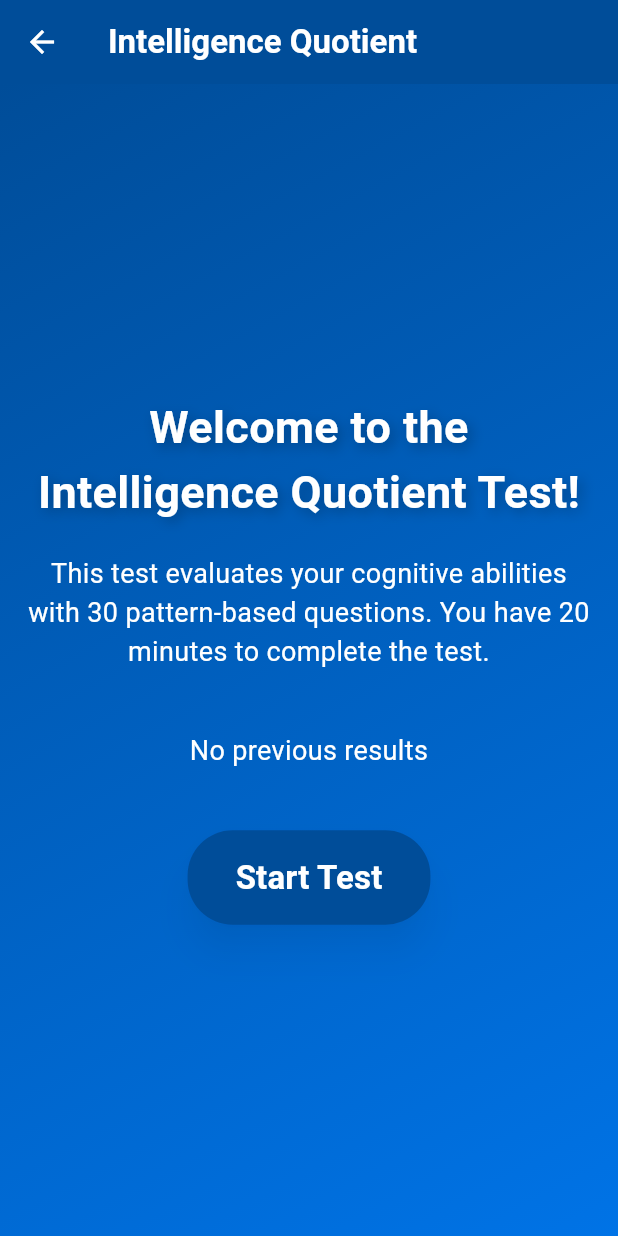
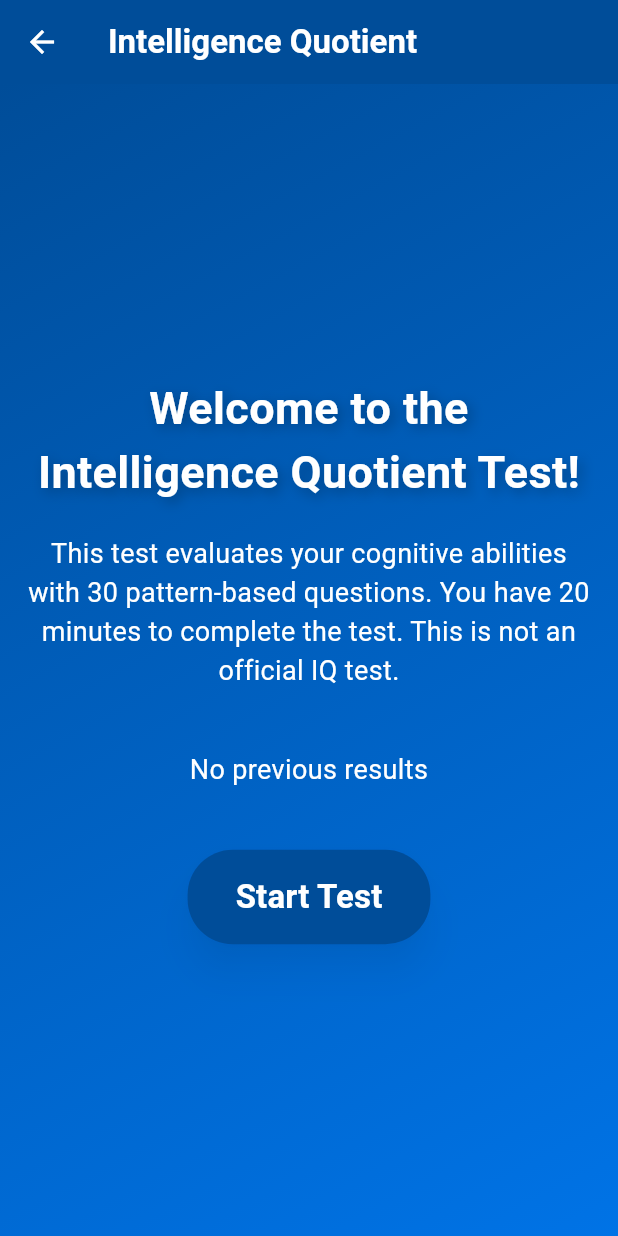
Before and after one commit to PrintN/Human-Benchmark, a Flutter app: the IntelligenceQuotientScreen screen opened directly, on a phone screen of 412 x 824 dp. Run offline on Flutter 3.47's test engine with Material 3 defaults, Android fonts, the phone set to English and light mode, and no system bars; our stand-ins replace fl_chart, flutter_tts, just_audio, share_plus, shared_preferences; accounts and stored records are empty; Roboto replaces fonts that are missing (RobotoMono); project files that could hold a hidden picture were left out.

Commit message:
Added disclaimer

```diff
--- a/lib/intelligence_quotient.dart
+++ b/lib/intelligence_quotient.dart
@@ -237,7 +237,7 @@ class _IntelligenceQuotientScreenState
                 ),
                 const SizedBox(height: 20),
                 const Text(
-                  'This test evaluates your cognitive abilities with 30 pattern-based questions. You have 20 minutes to complete the test.',
+                  'This test evaluates your cognitive abilities with 30 pattern-based questions. You have 20 minutes to complete the test. This is not an official IQ test.',
                   style: TextStyle(fontSize: 18, color: Colors.white),
                   textAlign: TextAlign.center,
                 ),
```
